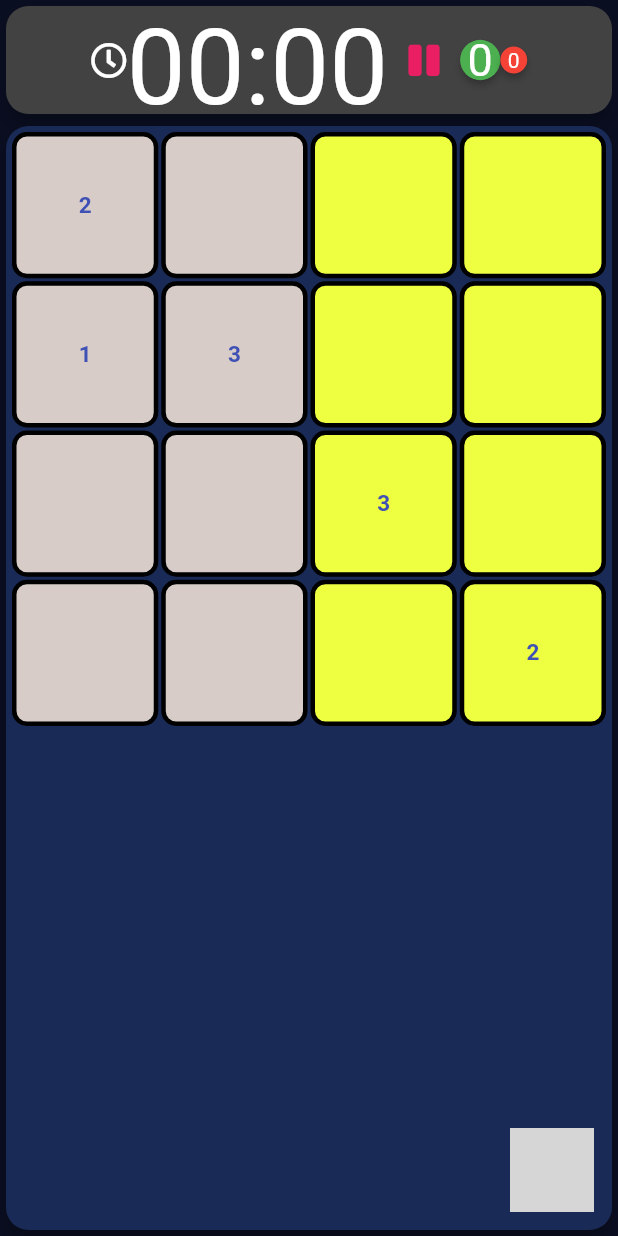
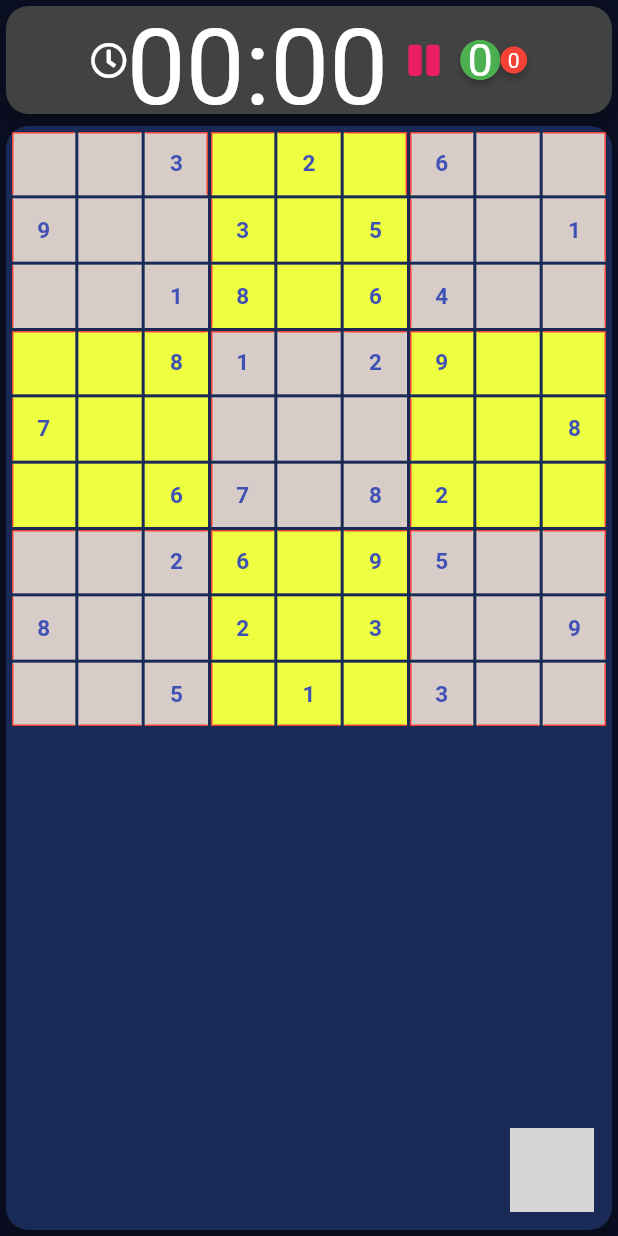
Before and after one commit to tarunvignesh/fsudoku, a Flutter app: the screen it shows after launch, on a phone screen of 412 x 824 dp. Run offline on Flutter 3.47's test engine with Material 2 defaults, Android fonts, the phone set to English and light mode, and no system bars; drawn by our look-alikes of badges; our stand-ins replace awesome_dialog, font_awesome_flutter, logger; missing offline and left inert: bmi_calculator, fab_circular_menu, floating_action_bubble, flutter_grid_button; Roboto replaces fonts that are missing (Bebas Neue); grey boxes are pictures that could not be loaded.

Commit message:
Added block grid separators with addition of function  getBoxDecorationForSquare

```diff
--- a/lib/main.dart
+++ b/lib/main.dart
@@ -25,19 +25,26 @@ class SudokuApp extends StatefulWidget {
 class _SudokuAppState extends State<SudokuApp> {
   String nine_ =
       '.8..4....3......1........2...5...4.69..1..8..2...........3.9....6....5.....2.....';
-  SudokuBrain _sb = new SudokuBrain(r: 4, c: 4, grid: "2... 13..   ..3.  ...2");
-  // SudokuBrain _sb = new SudokuBrain(r: 4, c: 4, grid: "2413 1324   4231  314.");
+  //SudokuBrain _sb = new SudokuBrain(r: 4, c: 4, grid: "2... 13..   ..3.  ...2");
+  //SudokuBrain _sb = new SudokuBrain(r: 4, c: 4, grid: "2413 1324   4231  314.");
 
   final TimerDeps = new Dependencies();
   bool paused = false;
   SudokuCell SelectedCell;
   PuzzleBoardProps puzzleProps;
-  // SudokuBrain _sb = new SudokuBrain(
-  //     r: 9,
-  //     c: 9,
-  //     grid:
-  //         "003020600900305001001806400008102900700000008006708200002609500800203009005010300");
-  // //   '.8..4....3......1........2...5...4.69..1..8..2...........3.9....6....5.....2.....');
+  // String six =
+  //     "0,0,3,0,2,0,6,0,0,9,0,0,3,0,5,0,0,1,0,0,1,8,0,6,4,0,0,0,0,8,1,0,2,9,0,0,7,0,0,0,0,0,0,0,8,0,0,6,7,0,8,2,0,0,0,0,2,6,0,9,5,0,8,0,0,2,0,3,0,0,0,0,5,0,1,0,3,0,0";
+
+  // String six = "003020600900305001001806400008102900";
+  // SudokuBrain _sb =
+  //     new SudokuBrain(r: 6, c: 6, grid: "103020600300305001001064005001026010");
+
+  SudokuBrain _sb = new SudokuBrain(
+      r: 9,
+      c: 9,
+      grid:
+          "003020600900305001001806400008102900700000008006708200002609500800203009005010300");
+  // '.8..4....3......1........2...5...4.69..1..8..2...........3.9....6....5.....2.....');
 
   List<SudokuCell> _ScreenGrid;
   // Assisted mode -> Display only possible values in the pop up menu
@@ -80,7 +87,7 @@ class _SudokuAppState extends State<SudokuApp> {
         if (peersList.contains(cell.pos)) {
           //  logger.i("CHANGING OPACITY OF ${cell.pos}");
           cell.opacity = 0.4;
-          cell.clr = Colors.cyan;
+          cell.clr = Colors.lightBlueAccent;
         } else
           cell.opacity = 1.0;
       });
@@ -172,7 +179,7 @@ class _SudokuAppState extends State<SudokuApp> {
   void _showPencilMenuItems(SudokuCell _cell) {
     SelectedCell = _cell;
     BuildContext context = _gk.currentContext;
-
+    if (_sb.isInInput(_cell.index, _cell.val)) return;
     final RenderBox overlay = Overlay.of(context).context.findRenderObject();
     showMenu(
             context: context,
@@ -231,7 +238,7 @@ class _SudokuAppState extends State<SudokuApp> {
         data: s,
         childWhenDragging: dragCell(s),
         feedback: Container(
-            color: Colors.lightBlue,
+            color: Colors.lightGreen,
             child: Text(s, style: TextStyle(fontSize: 30))),
         //feedback: dragCell(s),
         onDragCompleted: () {
@@ -327,10 +334,60 @@ class _SudokuAppState extends State<SudokuApp> {
     });
   }
 
+  BoxDecoration getBoxDecorationForSquare(final SudokuCell _cell) {
+    bool leftBold = false;
+    bool rightBold = false;
+    bool topBold = false;
+    bool botBold = false;
+    final cBlkId = _sb.getBlockIdByIndex(_cell.index);
+
+    const double borderWidth = 1.0;
+    final Color borderColor = Colors.transparent;
+    final Color blockEdgeColor = Colors.red;
+    if (_cell.pos[1] == '1' ||
+        ((_cell.index - 1) > -1 &&
+            _sb.getBlockIdByIndex(_cell.index - 1) != cBlkId)) {
+      leftBold = true;
+    }
+    if (_cell.pos[1] == _sb.getNCols().toString() ||
+        ((_cell.index + 1) < _sb.getNCols() &&
+            _sb.getBlockIdByIndex(_cell.index + 1) != cBlkId)) {
+      rightBold = true;
+    }
+    if (_cell.pos[0] == 'A' ||
+        ((_cell.index - (_sb.getNRows())) > -1 &&
+            _sb.getBlockIdByIndex(_cell.index - (_sb.getNRows())) != cBlkId)) {
+      topBold = true;
+    }
+    if (_cell.pos[0] == _sb.rows[_sb.getNRows() - 1] ||
+        ((_cell.index + _sb.getNCols()) < _sb.getNCols() &&
+            _sb.getBlockIdByIndex(_cell.index + _sb.getNCols()) != cBlkId)) {
+      botBold = true;
+    }
+    return BoxDecoration(
+        color: _cell.clr,
+        //   borderRadius: BorderRadius.all(Radius.circular(10)),
+        //  borderRadius: BorderRadius.only(topLeft: Radius.circular(10) ),
+        border: Border(
+          top: topBold
+              ? BorderSide(width: borderWidth, color: blockEdgeColor)
+              : BorderSide(color: borderColor, width: borderWidth),
+          bottom: botBold
+              ? BorderSide(width: borderWidth, color: blockEdgeColor)
+              : BorderSide(color: borderColor, width: borderWidth),
+          left: leftBold
+              ? BorderSide(width: borderWidth, color: blockEdgeColor)
+              : BorderSide(color: borderColor, width: borderWidth),
+          right: rightBold
+              ? BorderSide(width: borderWidth, color: blockEdgeColor)
+              : BorderSide(color: borderColor, width: borderWidth),
+        ));
+  }
+
   Widget buildSquare(SudokuCell _cell) {
     return AspectRatio(
       // padding: const EdgeInsets.all(8.0),
-      aspectRatio: 0.5,
+      aspectRatio: 1,
 
       child: AnimatedOpacity(
           opacity: _cell.opacity,
@@ -357,10 +414,12 @@ class _SudokuAppState extends State<SudokuApp> {
                     duration: Duration(milliseconds: 1000),
                     // Provide an optional curve to make the animation feel smoother.
                     curve: Curves.bounceInOut,
-                    decoration: BoxDecoration(
-                        color: _cell.clr,
-                        border: Border.all(color: Colors.black, width: 3),
-                        borderRadius: BorderRadius.all(Radius.circular(10))),
+                    decoration: getBoxDecorationForSquare(_cell),
+
+                    // BoxDecoration(
+                    //     color: _cell.clr,
+                    //     border: Border.all(color: Colors.black, width: 3),
+                    //     borderRadius: BorderRadius.all(Radius.circular(10))),
                     //    color: _cell.clr,
                     child: Center(
                       child: Container(
@@ -544,7 +603,58 @@ class _SudokuAppState extends State<SudokuApp> {
                       // decoration: BoxDecoration(
                       //     border: Border.all(color: Colors.black, width: 2.0)),
 
-                      child: CustomScrollView(primary: false, slivers: <Widget>[
+                      child: Stack(
+                        children: <Widget>[
+                          // Card(
+                          //   color: Colors.orangeAccent[50],
+                          //   child: Column(
+                          //       mainAxisAlignment:
+                          //           MainAxisAlignment.spaceEvenly,
+                          //       children: List.generate(
+                          //           sqrt(_sb.getNCols()).floor() - 1,
+                          //           (index) => Container(
+                          //               // child: buildSquare(SudokuCell(
+                          //               //     0,
+                          //               //     'A0',
+                          //               //     '',
+                          //               //     Colors.transparent,
+                          //               //     Colors.transparent,
+                          //               //     0.0,
+                          //               //     Set<String>())),
+                          //               //     margin: const EdgeInsets.all(15.0),
+                          //               //   padding: const EdgeInsets.all(3.0),
+                          //               decoration: BoxDecoration(
+                          //                   border:
+                          //                       Border.all(color: Colors.blue)),
+                          //               child: Container()))),
+                          // ),
+                          // Container(
+                          //   color: Colors.pink[90],
+                          //   child: Row(
+                          //       mainAxisAlignment:
+                          //           MainAxisAlignment.spaceEvenly,
+                          //       //     crossAxisAlignment: CrossAxisAlignment.baseline,
+                          //       children: List.generate(
+                          //           sqrt(_sb.getNRows()).floor() - 1,
+                          //           (index) => Container(
+                          //               // child: buildSquare(SudokuCell(
+                          //               //     0,
+                          //               //     'A0',
+                          //               //     '',
+                          //               //     Colors.transparent,
+                          //               //     Colors.transparent,
+                          //               //     0.0,
+                          //               //     Set<String>())),
+                          //               //     margin: const EdgeInsets.all(15.0),
+                          //               //   padding: const EdgeInsets.all(3.0),
+                          //               decoration: BoxDecoration(
+                          //                   border: Border.all(
+                          //                       color: Colors.green)),
+                          //               child: Container()))),
+                          // ),
+                          CustomScrollView(
+                            primary: false,
+                            slivers: <Widget>[
                               SliverPadding(
                                 padding: const EdgeInsets.all(4),
                                 sliver: SliverGrid.count(
@@ -553,7 +663,10 @@ class _SudokuAppState extends State<SudokuApp> {
                                     crossAxisCount: _sb.getNRows(),
                                     children: setupScreenGrid()),
                               ),
-                      ])),
+                            ],
+                          ),
+                        ],
+                      )),
                 ),
                 // Expanded(
                 //     flex: 1,
```
Lines whose indentation alone changed are shown as unchanged.
